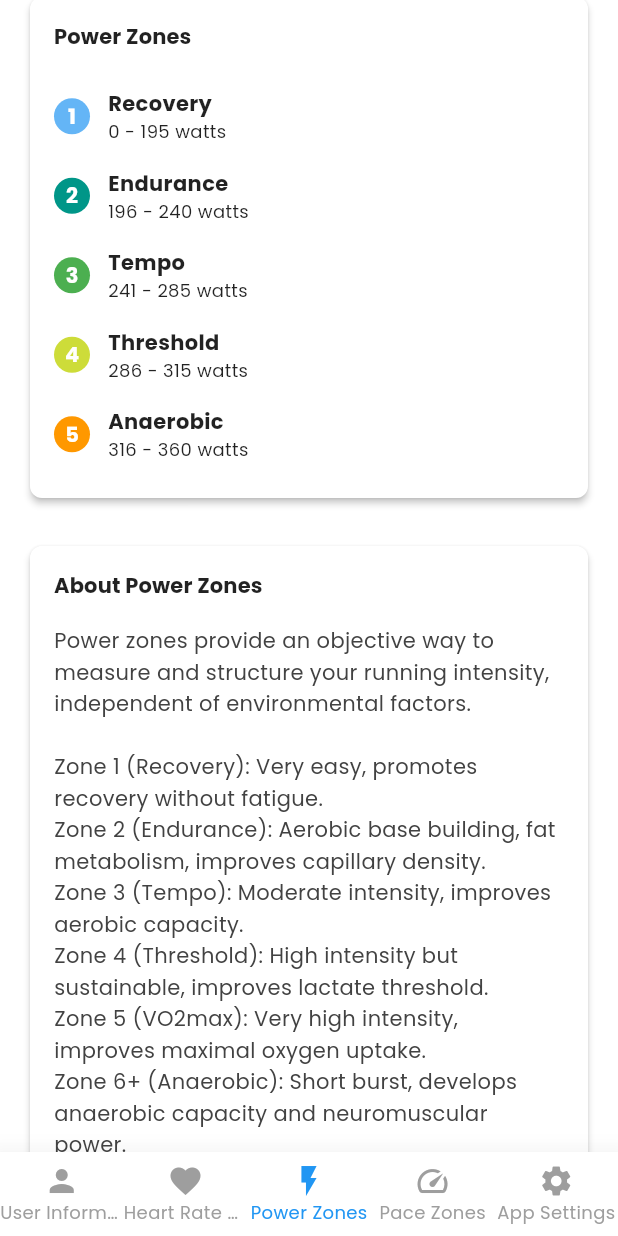
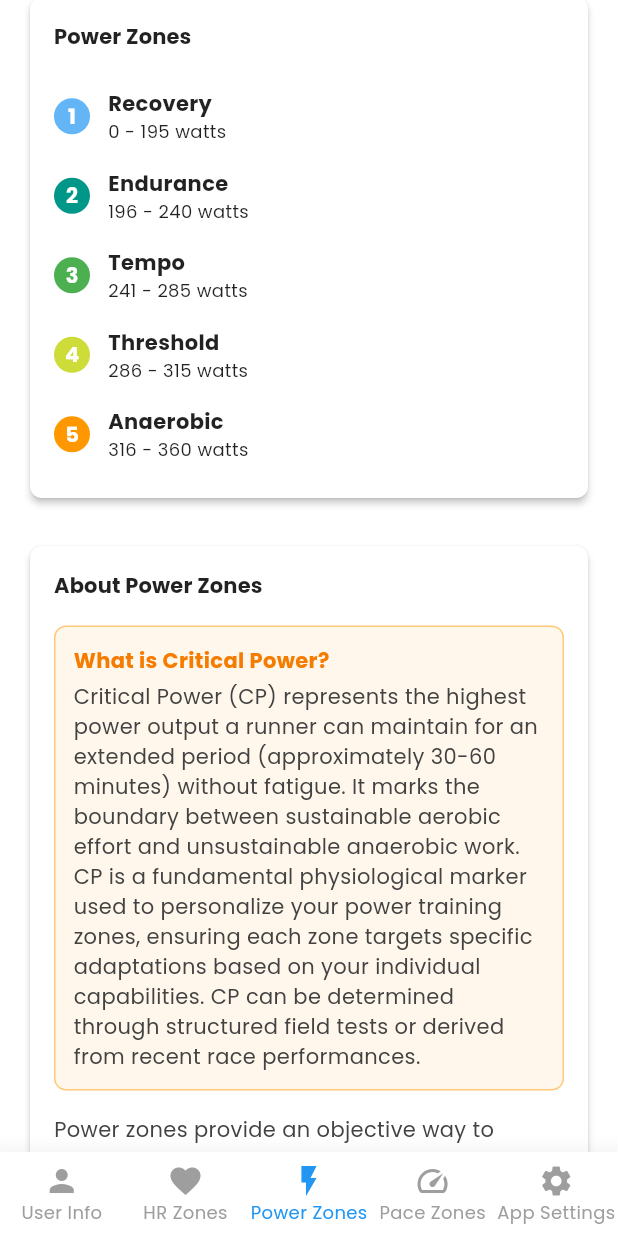
Before and after one commit to jtlab-studio/volt_one, a Flutter app: the ProfileScreen screen opened directly, item 3 of the bottom bar chosen, scrolled down 576 dp, on a phone screen of 412 x 824 dp. Run offline on Flutter 3.47's test engine with Material 3 defaults, Android fonts, the phone set to English and light mode, and no system bars; our stand-ins replace flutter_riverpod.

```diff
--- a/lib/modules/profile/profile_screen.dart
+++ b/lib/modules/profile/profile_screen.dart
@@ -1,9 +1,9 @@
-// lib/modules/profile/profile_screen.dart
+// lib/modules/profile/screens/profile_screen.dart
 
 import 'package:flutter/material.dart';
 import 'package:flutter_riverpod/flutter_riverpod.dart';
 import '../../core/l10n/app_localizations.dart';
-import '../../core/theme/theme_provider.dart'; // Updated import
+import '../../core/theme/theme_provider.dart';
 import 'screens/app_settings_screen.dart';
 import 'screens/hr_zones_screen.dart';
 import 'screens/power_zones_screen.dart' as power_zones;
@@ -21,13 +21,10 @@ class ProfileScreen extends ConsumerWidget {
   Widget build(BuildContext context, WidgetRef ref) {
     final selectedSection = ref.watch(profileSectionProvider);
 
-    // Get localization for translations
-    final localizations = AppLocalizations.of(context);
-
     return Scaffold(
       body: _getProfileContent(selectedSection),
-      bottomNavigationBar: _buildProfileBottomNavBar(
-          context, ref, selectedSection, localizations),
+      bottomNavigationBar:
+          _buildProfileBottomNavBar(context, ref, selectedSection),
     );
   }
 
@@ -48,8 +45,8 @@ class ProfileScreen extends ConsumerWidget {
     }
   }
 
-  Widget _buildProfileBottomNavBar(BuildContext context, WidgetRef ref,
-      String currentSection, AppLocalizations localizations) {
+  Widget _buildProfileBottomNavBar(
+      BuildContext context, WidgetRef ref, String currentSection) {
     final palette = ref.watch(colorPaletteProvider);
 
     return BottomNavigationBar(
@@ -76,30 +73,30 @@ class ProfileScreen extends ConsumerWidget {
       type: BottomNavigationBarType.fixed,
       selectedItemColor: palette.navSelectedTextColor,
       unselectedItemColor: palette.navUnselectedTextColor,
-      elevation: 16, // Add elevation for shadow
-      iconSize: 24, // Consistent icon size
-      selectedFontSize: 12, // Font size for selected items
-      unselectedFontSize: 12, // Font size for unselected items
-      items: [
+      elevation: 16,
+      iconSize: 24,
+      selectedFontSize: 12,
+      unselectedFontSize: 12,
+      items: const [
         BottomNavigationBarItem(
-          icon: const Icon(Icons.person),
-          label: localizations.translate('user_info'),
+          icon: Icon(Icons.person),
+          label: 'User Info',
         ),
         BottomNavigationBarItem(
-          icon: const Icon(Icons.favorite),
-          label: localizations.translate('heart_rate_zones'),
+          icon: Icon(Icons.favorite),
+          label: 'HR Zones',
         ),
         BottomNavigationBarItem(
-          icon: const Icon(Icons.flash_on),
-          label: localizations.translate('power_zones'),
+          icon: Icon(Icons.flash_on),
+          label: 'Power Zones',
         ),
         BottomNavigationBarItem(
-          icon: const Icon(Icons.speed),
-          label: localizations.translate('pace_zones'),
+          icon: Icon(Icons.speed),
+          label: 'Pace Zones',
         ),
         BottomNavigationBarItem(
-          icon: const Icon(Icons.settings),
-          label: localizations.translate('app_settings'),
+          icon: Icon(Icons.settings),
+          label: 'App Settings',
         ),
       ],
     );
--- a/lib/modules/profile/screens/power_zones_screen.dart
+++ b/lib/modules/profile/screens/power_zones_screen.dart
@@ -225,6 +225,40 @@ class PowerZonesScreen extends ConsumerWidget {
                         ),
                   ),
                   const SizedBox(height: 16),
+
+                  // Critical Power explanation
+                  Container(
+                    padding: const EdgeInsets.all(12),
+                    decoration: BoxDecoration(
+                      color: Colors.orange.withAlpha(20),
+                      borderRadius: BorderRadius.circular(8),
+                      border: Border.all(
+                          color: Colors.orange.withAlpha(120), width: 1),
+                    ),
+                    child: Column(
+                      crossAxisAlignment: CrossAxisAlignment.start,
+                      children: [
+                        Text(
+                          'What is Critical Power?',
+                          style: TextStyle(
+                            fontWeight: FontWeight.bold,
+                            color: Colors.orange[700],
+                          ),
+                        ),
+                        const SizedBox(height: 4),
+                        Text(
+                          'Critical Power (CP) represents the highest power output a runner can maintain for an extended period (approximately 30-60 minutes) without fatigue. It marks the boundary between sustainable aerobic effort and unsustainable anaerobic work. CP is a fundamental physiological marker used to personalize your power training zones, ensuring each zone targets specific adaptations based on your individual capabilities. CP can be determined through structured field tests or derived from recent race performances.',
+                          style: TextStyle(
+                            color: Colors.grey[800],
+                            height: 1.4,
+                          ),
+                        ),
+                      ],
+                    ),
+                  ),
+
+                  const SizedBox(height: 16),
+
                   Text(
                     'Power zones provide an objective way to measure and structure your running intensity, independent of environmental factors.\n\n'
                     'Zone 1 (Recovery): Very easy, promotes recovery without fatigue.\n'
```
Also changed, not shown: lib/modules/profile/screens/pace_zones_screen.dart (+34 -0 lines), lib/modules/profile/screens/user_info_screen.dart (+3 -19 lines).
